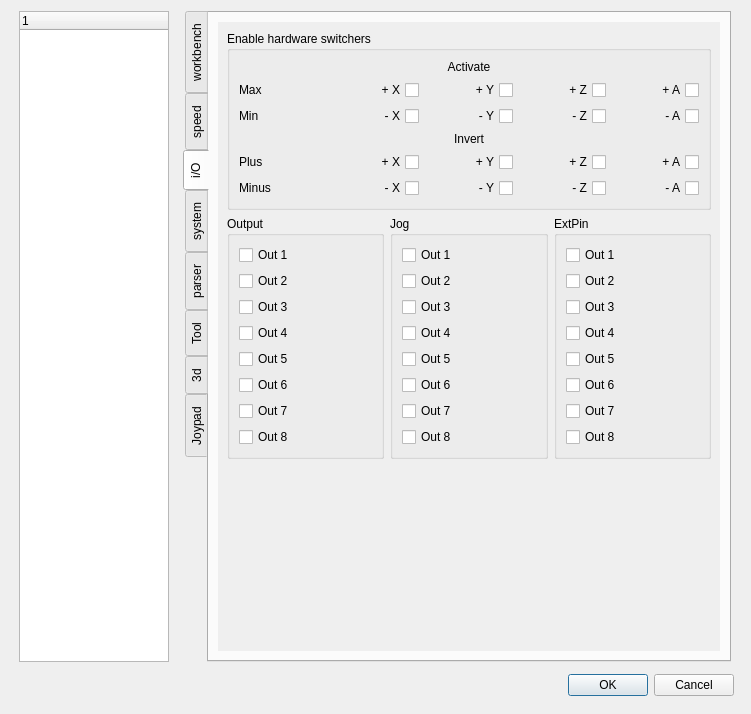
Old version of the form sources/forms/Settings.ui in the repository eduard-x/cnc-qt.
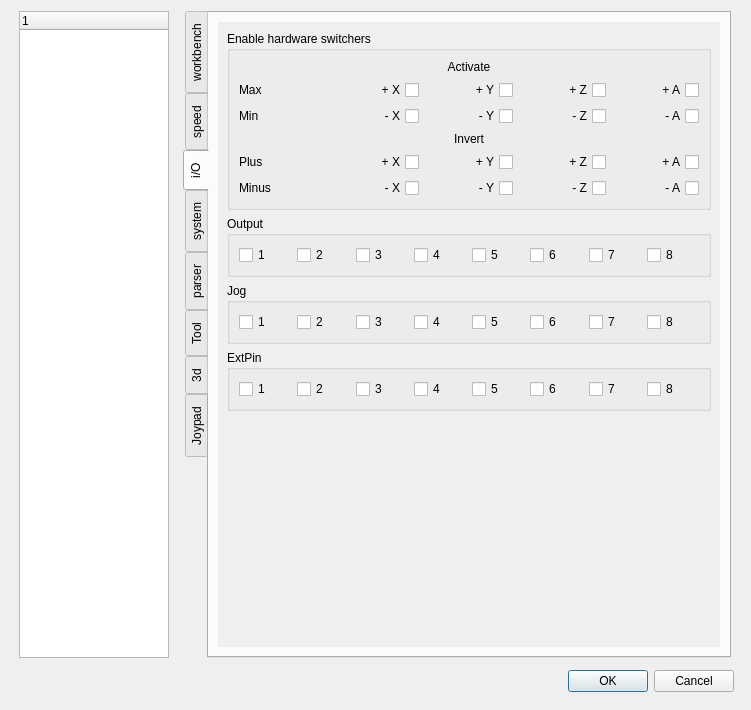
New version of the form. The open tabs and pages were chosen to show the change.

Commit message: tool/material settings ui

Diff of the .ui file:
```diff
--- a/sources/forms/Settings.ui
+++ b/sources/forms/Settings.ui
@@ -7,11 +7,11 @@
     <x>0</x>
     <y>0</y>
     <width>751</width>
-    <height>714</height>
+    <height>710</height>
    </rect>
   </property>
   <property name="sizePolicy">
-   <sizepolicy hsizetype="Minimum" vsizetype="Minimum">
+   <sizepolicy hsizetype="MinimumExpanding" vsizetype="MinimumExpanding">
     <horstretch>0</horstretch>
     <verstretch>0</verstretch>
    </sizepolicy>
@@ -1487,7 +1487,7 @@
         <attribute name="title">
          <string>i/O</string>
         </attribute>
-        <layout class="QGridLayout" name="gridLayout_13">
+        <layout class="QGridLayout" name="gridLayout_11">
          <item row="0" column="0">
           <widget class="QScrollArea" name="scrollArea_5">
            <property name="sizePolicy">
@@ -1519,225 +1519,12 @@
              <rect>
               <x>0</x>
               <y>0</y>
-              <width>529</width>
-              <height>639</height>
+              <width>530</width>
+              <height>635</height>
              </rect>
             </property>
             <layout class="QGridLayout" name="gridLayout_10">
-             <item row="1" column="2">
-              <widget class="QGroupBox" name="groupBox_3">
-               <property name="sizePolicy">
-                <sizepolicy hsizetype="Minimum" vsizetype="MinimumExpanding">
-                 <horstretch>0</horstretch>
-                 <verstretch>0</verstretch>
-                </sizepolicy>
-               </property>
-               <property name="title">
-                <string>ExtPin</string>
-               </property>
-               <layout class="QGridLayout" name="gridLayout_32">
                 <item row="0" column="0">
-                 <widget class="QCheckBox" name="checkBox_22">
-                  <property name="text">
-                   <string>Out 1</string>
-                  </property>
-                 </widget>
-                </item>
-                <item row="1" column="0">
-                 <widget class="QCheckBox" name="checkBox_18">
-                  <property name="text">
-                   <string>Out 2</string>
-                  </property>
-                 </widget>
-                </item>
-                <item row="2" column="0">
-                 <widget class="QCheckBox" name="checkBox_21">
-                  <property name="text">
-                   <string>Out 3</string>
-                  </property>
-                 </widget>
-                </item>
-                <item row="3" column="0">
-                 <widget class="QCheckBox" name="checkBox_19">
-                  <property name="text">
-                   <string>Out 4</string>
-                  </property>
-                 </widget>
-                </item>
-                <item row="4" column="0">
-                 <widget class="QCheckBox" name="checkBox_20">
-                  <property name="text">
-                   <string>Out 5</string>
-                  </property>
-                 </widget>
-                </item>
-                <item row="5" column="0">
-                 <widget class="QCheckBox" name="checkBox_23">
-                  <property name="text">
-                   <string>Out 6</string>
-                  </property>
-                 </widget>
-                </item>
-                <item row="6" column="0">
-                 <widget class="QCheckBox" name="checkBox_24">
-                  <property name="text">
-                   <string>Out 7</string>
-                  </property>
-                 </widget>
-                </item>
-                <item row="7" column="0">
-                 <widget class="QCheckBox" name="checkBox_17">
-                  <property name="text">
-                   <string>Out 8</string>
-                  </property>
-                 </widget>
-                </item>
-               </layout>
-              </widget>
-             </item>
-             <item row="1" column="0">
-              <widget class="QGroupBox" name="groupBox">
-               <property name="sizePolicy">
-                <sizepolicy hsizetype="Minimum" vsizetype="MinimumExpanding">
-                 <horstretch>0</horstretch>
-                 <verstretch>0</verstretch>
-                </sizepolicy>
-               </property>
-               <property name="title">
-                <string>Output</string>
-               </property>
-               <layout class="QGridLayout" name="gridLayout_11">
-                <item row="4" column="0">
-                 <widget class="QCheckBox" name="checkBox_7">
-                  <property name="text">
-                   <string>Out 5</string>
-                  </property>
-                 </widget>
-                </item>
-                <item row="7" column="0">
-                 <widget class="QCheckBox" name="checkBox_2">
-                  <property name="text">
-                   <string>Out 8</string>
-                  </property>
-                 </widget>
-                </item>
-                <item row="0" column="0">
-                 <widget class="QCheckBox" name="checkBox">
-                  <property name="text">
-                   <string>Out 1</string>
-                  </property>
-                 </widget>
-                </item>
-                <item row="1" column="0">
-                 <widget class="QCheckBox" name="checkBox_3">
-                  <property name="text">
-                   <string>Out 2</string>
-                  </property>
-                 </widget>
-                </item>
-                <item row="2" column="0">
-                 <widget class="QCheckBox" name="checkBox_5">
-                  <property name="text">
-                   <string>Out 3</string>
-                  </property>
-                 </widget>
-                </item>
-                <item row="6" column="0">
-                 <widget class="QCheckBox" name="checkBox_4">
-                  <property name="text">
-                   <string>Out 7</string>
-                  </property>
-                 </widget>
-                </item>
-                <item row="3" column="0">
-                 <widget class="QCheckBox" name="checkBox_6">
-                  <property name="text">
-                   <string>Out 4</string>
-                  </property>
-                 </widget>
-                </item>
-                <item row="5" column="0">
-                 <widget class="QCheckBox" name="checkBox_8">
-                  <property name="text">
-                   <string>Out 6</string>
-                  </property>
-                 </widget>
-                </item>
-               </layout>
-              </widget>
-             </item>
-             <item row="1" column="1">
-              <widget class="QGroupBox" name="groupBox_2">
-               <property name="sizePolicy">
-                <sizepolicy hsizetype="Minimum" vsizetype="MinimumExpanding">
-                 <horstretch>0</horstretch>
-                 <verstretch>0</verstretch>
-                </sizepolicy>
-               </property>
-               <property name="title">
-                <string>Jog</string>
-               </property>
-               <layout class="QGridLayout" name="gridLayout_31">
-                <item row="0" column="0">
-                 <widget class="QCheckBox" name="checkBox_14">
-                  <property name="text">
-                   <string>Out 1</string>
-                  </property>
-                 </widget>
-                </item>
-                <item row="1" column="0">
-                 <widget class="QCheckBox" name="checkBox_10">
-                  <property name="text">
-                   <string>Out 2</string>
-                  </property>
-                 </widget>
-                </item>
-                <item row="2" column="0">
-                 <widget class="QCheckBox" name="checkBox_13">
-                  <property name="text">
-                   <string>Out 3</string>
-                  </property>
-                 </widget>
-                </item>
-                <item row="3" column="0">
-                 <widget class="QCheckBox" name="checkBox_11">
-                  <property name="text">
-                   <string>Out 4</string>
-                  </property>
-                 </widget>
-                </item>
-                <item row="4" column="0">
-                 <widget class="QCheckBox" name="checkBox_12">
-                  <property name="text">
-                   <string>Out 5</string>
-                  </property>
-                 </widget>
-                </item>
-                <item row="5" column="0">
-                 <widget class="QCheckBox" name="checkBox_15">
-                  <property name="text">
-                   <string>Out 6</string>
-                  </property>
-                 </widget>
-                </item>
-                <item row="6" column="0">
-                 <widget class="QCheckBox" name="checkBox_16">
-                  <property name="text">
-                   <string>Out 7</string>
-                  </property>
-                 </widget>
-                </item>
-                <item row="7" column="0">
-                 <widget class="QCheckBox" name="checkBox_9">
-                  <property name="text">
-                   <string>Out 8</string>
-                  </property>
-                 </widget>
-                </item>
-               </layout>
-              </widget>
-             </item>
-             <item row="0" column="0" colspan="3">
               <widget class="QGroupBox" name="groupHardwareLimits">
                <property name="sizePolicy">
                 <sizepolicy hsizetype="Minimum" vsizetype="Minimum">
@@ -2008,7 +1795,220 @@
                </layout>
               </widget>
              </item>
-             <item row="2" column="1">
+             <item row="1" column="0">
+              <widget class="QGroupBox" name="groupOutput">
+               <property name="sizePolicy">
+                <sizepolicy hsizetype="Minimum" vsizetype="Minimum">
+                 <horstretch>0</horstretch>
+                 <verstretch>0</verstretch>
+                </sizepolicy>
+               </property>
+               <property name="title">
+                <string>Output</string>
+               </property>
+               <layout class="QHBoxLayout" name="horizontalLayout_2">
+                <item>
+                 <widget class="QCheckBox" name="checkBox">
+                  <property name="text">
+                   <string>1</string>
+                  </property>
+                 </widget>
+                </item>
+                <item>
+                 <widget class="QCheckBox" name="checkBox_3">
+                  <property name="text">
+                   <string>2</string>
+                  </property>
+                 </widget>
+                </item>
+                <item>
+                 <widget class="QCheckBox" name="checkBox_5">
+                  <property name="text">
+                   <string>3</string>
+                  </property>
+                 </widget>
+                </item>
+                <item>
+                 <widget class="QCheckBox" name="checkBox_6">
+                  <property name="text">
+                   <string>4</string>
+                  </property>
+                 </widget>
+                </item>
+                <item>
+                 <widget class="QCheckBox" name="checkBox_7">
+                  <property name="text">
+                   <string>5</string>
+                  </property>
+                 </widget>
+                </item>
+                <item>
+                 <widget class="QCheckBox" name="checkBox_8">
+                  <property name="text">
+                   <string>6</string>
+                  </property>
+                 </widget>
+                </item>
+                <item>
+                 <widget class="QCheckBox" name="checkBox_4">
+                  <property name="text">
+                   <string>7</string>
+                  </property>
+                 </widget>
+                </item>
+                <item>
+                 <widget class="QCheckBox" name="checkBox_2">
+                  <property name="text">
+                   <string>8</string>
+                  </property>
+                 </widget>
+                </item>
+               </layout>
+              </widget>
+             </item>
+             <item row="2" column="0">
+              <widget class="QGroupBox" name="groupJog">
+               <property name="sizePolicy">
+                <sizepolicy hsizetype="Minimum" vsizetype="Minimum">
+                 <horstretch>0</horstretch>
+                 <verstretch>0</verstretch>
+                </sizepolicy>
+               </property>
+               <property name="title">
+                <string>Jog</string>
+               </property>
+               <layout class="QHBoxLayout" name="horizontalLayout_5">
+                <item>
+                 <widget class="QCheckBox" name="checkBox_14">
+                  <property name="text">
+                   <string>1</string>
+                  </property>
+                 </widget>
+                </item>
+                <item>
+                 <widget class="QCheckBox" name="checkBox_10">
+                  <property name="text">
+                   <string>2</string>
+                  </property>
+                 </widget>
+                </item>
+                <item>
+                 <widget class="QCheckBox" name="checkBox_13">
+                  <property name="text">
+                   <string>3</string>
+                  </property>
+                 </widget>
+                </item>
+                <item>
+                 <widget class="QCheckBox" name="checkBox_11">
+                  <property name="text">
+                   <string>4</string>
+                  </property>
+                 </widget>
+                </item>
+                <item>
+                 <widget class="QCheckBox" name="checkBox_12">
+                  <property name="text">
+                   <string>5</string>
+                  </property>
+                 </widget>
+                </item>
+                <item>
+                 <widget class="QCheckBox" name="checkBox_15">
+                  <property name="text">
+                   <string>6</string>
+                  </property>
+                 </widget>
+                </item>
+                <item>
+                 <widget class="QCheckBox" name="checkBox_16">
+                  <property name="text">
+                   <string>7</string>
+                  </property>
+                 </widget>
+                </item>
+                <item>
+                 <widget class="QCheckBox" name="checkBox_9">
+                  <property name="text">
+                   <string>8</string>
+                  </property>
+                 </widget>
+                </item>
+               </layout>
+              </widget>
+             </item>
+             <item row="3" column="0">
+              <widget class="QGroupBox" name="groupExtPin">
+               <property name="sizePolicy">
+                <sizepolicy hsizetype="Minimum" vsizetype="Minimum">
+                 <horstretch>0</horstretch>
+                 <verstretch>0</verstretch>
+                </sizepolicy>
+               </property>
+               <property name="title">
+                <string>ExtPin</string>
+               </property>
+               <layout class="QHBoxLayout" name="horizontalLayout_7">
+                <item>
+                 <widget class="QCheckBox" name="checkBox_22">
+                  <property name="text">
+                   <string>1</string>
+                  </property>
+                 </widget>
+                </item>
+                <item>
+                 <widget class="QCheckBox" name="checkBox_18">
+                  <property name="text">
+                   <string>2</string>
+                  </property>
+                 </widget>
+                </item>
+                <item>
+                 <widget class="QCheckBox" name="checkBox_21">
+                  <property name="text">
+                   <string>3</string>
+                  </property>
+                 </widget>
+                </item>
+                <item>
+                 <widget class="QCheckBox" name="checkBox_19">
+                  <property name="text">
+                   <string>4</string>
+                  </property>
+                 </widget>
+                </item>
+                <item>
+                 <widget class="QCheckBox" name="checkBox_20">
+                  <property name="text">
+                   <string>5</string>
+                  </property>
+                 </widget>
+                </item>
+                <item>
+                 <widget class="QCheckBox" name="checkBox_23">
+                  <property name="text">
+                   <string>6</string>
+                  </property>
+                 </widget>
+                </item>
+                <item>
+                 <widget class="QCheckBox" name="checkBox_24">
+                  <property name="text">
+                   <string>7</string>
+                  </property>
+                 </widget>
+                </item>
+                <item>
+                 <widget class="QCheckBox" name="checkBox_17">
+                  <property name="text">
+                   <string>8</string>
+                  </property>
+                 </widget>
+                </item>
+               </layout>
+              </widget>
+             </item>
+             <item row="4" column="0">
               <spacer name="verticalSpacer_2">
                <property name="orientation">
                 <enum>Qt::Vertical</enum>
@@ -2440,8 +2440,20 @@
               <verstretch>0</verstretch>
              </sizepolicy>
             </property>
-            <layout class="QVBoxLayout" name="verticalLayout_3">
-             <item>
+            <layout class="QGridLayout" name="gridLayout_34">
+             <item row="0" column="0">
+              <widget class="QGroupBox" name="groupTool">
+               <property name="sizePolicy">
+                <sizepolicy hsizetype="Minimum" vsizetype="Minimum">
+                 <horstretch>0</horstretch>
+                 <verstretch>0</verstretch>
+                </sizepolicy>
+               </property>
+               <property name="title">
+                <string>GroupBox</string>
+               </property>
+               <layout class="QGridLayout" name="gridLayout_32">
+                <item row="0" column="0">
               <layout class="QGridLayout" name="gridLayout_2">
                <item row="0" column="2">
                 <widget class="QComboBox" name="comboBoxTool"/>
@@ -2557,14 +2569,22 @@
                </item>
               </layout>
              </item>
-             <item>
-              <widget class="Line" name="line_2">
-               <property name="orientation">
-                <enum>Qt::Horizontal</enum>
-               </property>
+               </layout>
               </widget>
              </item>
-             <item>
+             <item row="1" column="0">
+              <widget class="QGroupBox" name="groupMaterial">
+               <property name="sizePolicy">
+                <sizepolicy hsizetype="Minimum" vsizetype="Minimum">
+                 <horstretch>0</horstretch>
+                 <verstretch>0</verstretch>
+                </sizepolicy>
+               </property>
+               <property name="title">
+                <string>GroupBox</string>
+               </property>
+               <layout class="QGridLayout" name="gridLayout_31">
+                <item row="0" column="0">
               <layout class="QHBoxLayout" name="horizontalLayout_6">
                <item>
                 <widget class="QLabel" name="labelMaterial">
@@ -2578,18 +2598,8 @@
                </item>
               </layout>
              </item>
-             <item>
-              <spacer name="verticalSpacer_5">
-               <property name="orientation">
-                <enum>Qt::Vertical</enum>
-               </property>
-               <property name="sizeHint" stdset="0">
-                <size>
-                 <width>20</width>
-                 <height>40</height>
-                </size>
-               </property>
-              </spacer>
+               </layout>
+              </widget>
              </item>
              <item>
               <widget class="QFrame" name="frame">
@@ -2770,120 +2780,7 @@
                <property name="title">
                 <string>Show range</string>
                </property>
-               <property name="checkable">
-                <bool>true</bool>
-               </property>
-               <property name="checked">
-                <bool>false</bool>
-               </property>
-               <layout class="QGridLayout" name="gridLayout_18">
-                <item row="2" column="1">
-                 <widget class="QSpinBox" name="spinBoxMinY">
-                  <property name="minimumSize">
-                   <size>
-                    <width>75</width>
-                    <height>0</height>
-                   </size>
-                  </property>
-                  <property name="minimum">
-                   <number>-100</number>
-                  </property>
-                  <property name="maximum">
-                   <number>100</number>
-                  </property>
-                 </widget>
-                </item>
-                <item row="0" column="1">
-                 <widget class="QLabel" name="labelMin_2">
-                  <property name="text">
-                   <string>min</string>
-                  </property>
-                 </widget>
-                </item>
-                <item row="0" column="2">
-                 <widget class="QLabel" name="labelMax_2">
-                  <property name="text">
-                   <string>max</string>
-                  </property>
-                 </widget>
-                </item>
-                <item row="1" column="0">
-                 <widget class="QLabel" name="label_25">
-                  <property name="minimumSize">
-                   <size>
-                    <width>45</width>
-                    <height>0</height>
-                   </size>
-                  </property>
-                  <property name="text">
-                   <string>X</string>
-                  </property>
-                 </widget>
-                </item>
-                <item row="1" column="1">
-                 <widget class="QSpinBox" name="spinBoxMinX">
-                  <property name="minimumSize">
-                   <size>
-                    <width>75</width>
-                    <height>0</height>
-                   </size>
-                  </property>
-                  <property name="minimum">
-                   <number>-100</number>
-                  </property>
-                  <property name="maximum">
-                   <number>100</number>
-                  </property>
-                 </widget>
-                </item>
-                <item row="1" column="2">
-                 <widget class="QSpinBox" name="spinBoxMaxX">
-                  <property name="minimumSize">
-                   <size>
-                    <width>75</width>
-                    <height>0</height>
-                   </size>
-                  </property>
-                  <property name="minimum">
-                   <number>-100</number>
-                  </property>
-                  <property name="maximum">
-                   <number>100</number>
-                  </property>
-                 </widget>
-                </item>
-                <item row="2" column="0">
-                 <widget class="QLabel" name="label_26">
-                  <property name="minimumSize">
-                   <size>
-                    <width>45</width>
-                    <height>0</height>
-                   </size>
-                  </property>
-                  <property name="text">
-                   <string>Y</string>
-                  </property>
-                 </widget>
-                </item>
-                <item row="2" column="2">
-                 <widget class="QSpinBox" name="spinBoxMaxY">
-                  <property name="minimumSize">
-                   <size>
-                    <width>75</width>
-                    <height>0</height>
-                   </size>
-                  </property>
-                  <property name="minimum">
-                   <number>-100</number>
-                  </property>
-                  <property name="maximum">
-                   <number>100</number>
-                  </property>
-                 </widget>
-                </item>
-               </layout>
-              </widget>
-             </item>
+               <layout class="QGridLayout" name="gridLayout_13">
              <item row="0" column="0">
               <layout class="QGridLayout" name="verticalLayout">
                <property name="sizeConstraint">
@@ -2977,6 +2874,41 @@
                </item>
               </layout>
              </item>
+               </layout>
+              </widget>
+             </item>
+             <item row="1" column="0">
+              <widget class="QGroupBox" name="groupBoxColors">
+               <property name="sizePolicy">
+                <sizepolicy hsizetype="Minimum" vsizetype="Minimum">
+                 <horstretch>0</horstretch>
+                 <verstretch>0</verstretch>
+                </sizepolicy>
+               </property>
+               <property name="title">
+                <string>Colors</string>
+               </property>
+               <layout class="QGridLayout" name="gridLayout_20">
+                <item row="0" column="0">
+                 <widget class="QComboBox" name="comboColor">
+                  <property name="sizePolicy">
+                   <sizepolicy hsizetype="MinimumExpanding" vsizetype="Fixed">
+                    <horstretch>0</horstretch>
+                    <verstretch>0</verstretch>
+                   </sizepolicy>
+                  </property>
+                 </widget>
+                </item>
+                <item row="0" column="1">
+                 <widget class="QToolButton" name="toolSelectColor">
+                  <property name="text">
+                   <string>...</string>
+                  </property>
+                 </widget>
+                </item>
+               </layout>
+              </widget>
+             </item>
              <item row="2" column="0">
               <widget class="QGroupBox" name="groupBoxGrid">
                <property name="sizePolicy">
@@ -3194,7 +3126,7 @@
      <item row="0" column="0">
       <widget class="QTreeWidget" name="treeWidget">
        <property name="sizePolicy">
-        <sizepolicy hsizetype="MinimumExpanding" vsizetype="Expanding">
+        <sizepolicy hsizetype="MinimumExpanding" vsizetype="MinimumExpanding">
          <horstretch>0</horstretch>
          <verstretch>0</verstretch>
         </sizepolicy>
@@ -3211,6 +3143,11 @@
          <height>16777215</height>
         </size>
        </property>
+       <column>
+        <property name="text">
+         <string notr="true">1</string>
+        </property>
+       </column>
       </widget>
      </item>
     </layout>
```
Left out of the diff: 295 changed lines with no effect on the pictures. Lines whose indentation alone changed are shown as unchanged. The commit also changes 7 other files.
